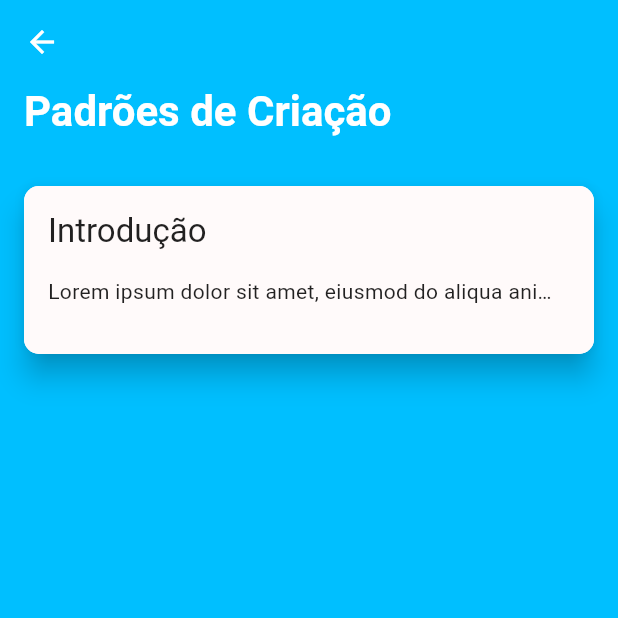
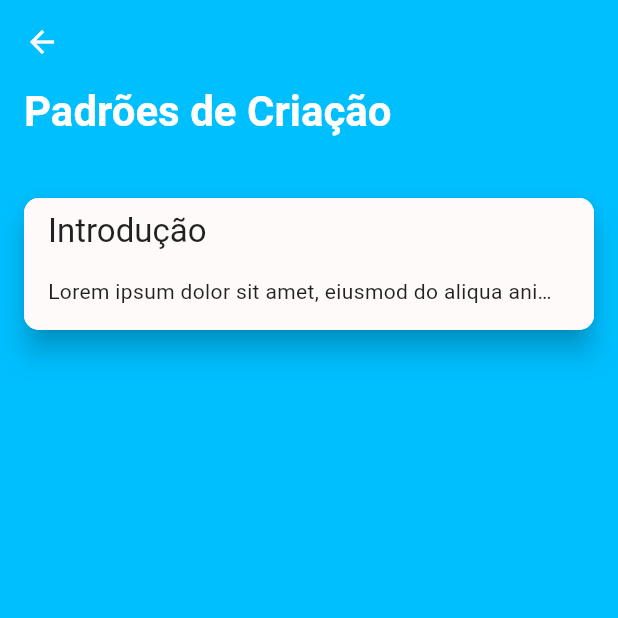
Before and after one commit to devkaio/appy, a Flutter app: the screen it shows after launch, after a tap on "Padrões de Criação", on a phone screen of 412 x 824 dp, the top half of it. Run offline on Flutter 3.47's test engine with Material 3 defaults, Android fonts, the phone set to English and light mode, and no system bars; our stand-ins replace flutter_markdown.

Commit message:
minor changes

```diff
--- a/lib/src/app.dart
+++ b/lib/src/app.dart
@@ -5,7 +5,7 @@ import 'package:flutter/material.dart';
 import 'themes.dart';
 
 class App extends StatelessWidget {
-  const App({Key? key}) : super(key: key);
+  const App({super.key});
 
   @override
   Widget build(BuildContext context) {
--- a/lib/src/pages/category/category.dart
+++ b/lib/src/pages/category/category.dart
@@ -12,16 +12,15 @@ class Category extends StatefulWidget {
   final DesignPatternCategory category;
 
   const Category({
-    Key? key,
+    super.key,
     required this.category,
-  }) : super(key: key);
+  });
 
   @override
   State<Category> createState() => _CategoryState();
 }
 
-class _CategoryState extends State<Category>
-    with SingleTickerProviderStateMixin {
+class _CategoryState extends State<Category> with SingleTickerProviderStateMixin {
   final _animationIntervalStart = 0.65;
   final _appBarHeigh = 56.0;
   late AnimationController _fadeSlideAnimationController;
@@ -43,15 +42,9 @@ class _CategoryState extends State<Category>
         () {
           setState(
             () {
-              _appBarElevation = _scrollController.offset >
-                      _scrollController.initialScrollOffset
-                  ? 4.0
-                  : 0.0;
+              _appBarElevation = _scrollController.offset > _scrollController.initialScrollOffset ? 4.0 : 0.0;
 
-              _appBarTitleOpacity = _scrollController.offset >
-                      _scrollController.initialScrollOffset + _appBarHeigh / 2
-                  ? 1.0
-                  : 0.0;
+              _appBarTitleOpacity = _scrollController.offset > _scrollController.initialScrollOffset + _appBarHeigh / 2 ? 1.0 : 0.0;
             },
           );
         },
@@ -96,10 +89,7 @@ class _CategoryState extends State<Category>
                         duration: const Duration(milliseconds: 250),
                         child: Text(
                           widget.category.title,
-                          style: Theme.of(context)
-                              .textTheme
-                              .headline5!
-                              .apply(color: Colors.white),
+                          style: Theme.of(context).textTheme.headlineSmall!.apply(color: Colors.white),
                         ),
                       ),
                       backgroundColor: Color(widget.category.color),
@@ -131,23 +121,20 @@ class _CategoryState extends State<Category>
                             end: _animationIntervalStart,
                             child: Row(
                               children: [
-                                Text(
-                                  widget.category.title,
-                                  style: Theme.of(context)
-                                      .textTheme
-                                      .headline4!
-                                      .copyWith(
-                                        color: Colors.white,
-                                        fontWeight: FontWeight.bold,
-                                      ),
+                                Flexible(
+                                  child: Text(
+                                    widget.category.title,
+                                    style: Theme.of(context).textTheme.headlineMedium!.copyWith(
+                                          color: Colors.white,
+                                          fontWeight: FontWeight.bold,
+                                        ),
+                                  ),
                                 ),
                               ],
                             ),
                           ),
                           const SizedBox(height: Constants.large),
-                          for (var i = 0;
-                              i < widget.category.patterns.length;
-                              i++)
+                          for (var i = 0; i < widget.category.patterns.length; i++)
                             FadeSlideTransition.staggered(
                               index: i,
                               controller: _fadeSlideAnimationController,
@@ -159,8 +146,7 @@ class _CategoryState extends State<Category>
                               begin: _animationIntervalStart,
                               end: 1.0,
                               child: Container(
-                                margin:
-                                    const EdgeInsets.only(top: Constants.large),
+                                margin: const EdgeInsets.only(top: Constants.large),
                                 child: DesignPatternCard(
                                   designPattern: widget.category.patterns[i],
                                 ),
--- a/lib/src/pages/category/widgets/design_pattern_card.dart
+++ b/lib/src/pages/category/widgets/design_pattern_card.dart
@@ -8,9 +8,9 @@ class DesignPatternCard extends StatelessWidget {
   final DesignPattern designPattern;
 
   const DesignPatternCard({
-    Key? key,
+    super.key,
     required this.designPattern,
-  }) : super(key: key);
+  });
 
   @override
   Widget build(BuildContext context) {
--- a/lib/src/pages/home/home.dart
+++ b/lib/src/pages/home/home.dart
@@ -7,10 +7,9 @@ import 'widgets/home_menu_card.dart';
 import 'widgets/home_menu_header.dart';
 
 class Home extends StatelessWidget {
-  final DesignPatternCategoriesRepository repository =
-      DesignPatternCategoriesRepository();
+  final DesignPatternCategoriesRepository repository = DesignPatternCategoriesRepository();
 
-  Home({Key? key}) : super(key: key);
+  Home({super.key});
 
   @override
   Widget build(BuildContext context) {
@@ -28,7 +27,7 @@ class Home extends StatelessWidget {
                 future: repository.get(),
                 initialData: const [],
                 builder: (context, snapshot) {
-                  if (snapshot.hasData) {
+                  if (snapshot.hasData && snapshot.data!.isNotEmpty) {
                     return ListView.builder(
                       shrinkWrap: true,
                       itemCount: snapshot.data!.length,
--- a/lib/src/pages/home/widgets/home_menu_card.dart
+++ b/lib/src/pages/home/widgets/home_menu_card.dart
@@ -7,9 +7,9 @@ import '../../../widgets/selection_card.dart';
 class HomeMenuCard extends StatelessWidget {
   final DesignPatternCategory category;
   const HomeMenuCard({
-    Key? key,
+    super.key,
     required this.category,
-  }) : super(key: key);
+  });
 
   @override
   Widget build(BuildContext context) {
@@ -17,15 +17,13 @@ class HomeMenuCard extends StatelessWidget {
       backgroundColor: Color(category.color),
       backgroundHeroTag: "${category.id}_background",
       contentHeader: category.title,
-      contentText: category.patterns.length > 1
-          ? '${category.patterns.length} patterns'
-          : '${category.patterns.length} pattern',
-      titleStyle: Theme.of(context).textTheme.subtitle1?.copyWith(
+      contentText: category.patterns.length > 1 ? '${category.patterns.length} patterns' : '${category.patterns.length} pattern',
+      titleStyle: Theme.of(context).textTheme.titleMedium?.copyWith(
             fontSize: Constants.mediumLarge,
             color: Colors.white,
             fontWeight: FontWeight.bold,
           ),
-      subtitleStyle: Theme.of(context).textTheme.subtitle2?.copyWith(
+      subtitleStyle: Theme.of(context).textTheme.titleSmall?.copyWith(
             fontSize: Constants.large,
             color: Colors.white,
           ),
--- a/lib/src/pages/home/widgets/home_menu_header.dart
+++ b/lib/src/pages/home/widgets/home_menu_header.dart
@@ -3,7 +3,7 @@ import 'package:flutter/material.dart';
 import '../../../constants.dart';
 
 class MainMenuHeader extends StatelessWidget {
-  const MainMenuHeader({Key? key}) : super(key: key);
+  const MainMenuHeader({super.key});
 
   @override
   Widget build(BuildContext context) {
@@ -15,17 +15,14 @@ class MainMenuHeader extends StatelessWidget {
         children: [
           Text(
             "APPY",
-            style: Theme.of(context)
-                .textTheme
-                .headline4
-                ?.copyWith(fontWeight: FontWeight.bold),
+            style: Theme.of(context).textTheme.headlineMedium?.copyWith(fontWeight: FontWeight.bold),
           ),
           const SizedBox(
             height: Constants.medium,
           ),
           Text(
             "Feito com Flutter",
-            style: Theme.of(context).textTheme.subtitle2,
+            style: Theme.of(context).textTheme.titleSmall,
           )
         ],
       ),
--- a/lib/src/themes.dart
+++ b/lib/src/themes.dart
@@ -2,7 +2,7 @@ import 'package:appy/src/constants.dart';
 import 'package:flutter/material.dart';
 
 final ThemeData lightTheme = ThemeData(
-  backgroundColor: Constants.defaultBackGroundColor,
+  colorScheme: const ColorScheme.light(background: Constants.defaultBackGroundColor),
   typography: Typography(
     englishLike: Typography.englishLike2021,
     tall: Typography.tall2021,
--- a/lib/src/widgets/coming_soon.dart
+++ b/lib/src/widgets/coming_soon.dart
@@ -2,7 +2,7 @@ import 'package:appy/src/constants.dart';
 import 'package:flutter/material.dart';
 
 class ComingSoon extends StatelessWidget {
-  const ComingSoon({Key? key}) : super(key: key);
+  const ComingSoon({super.key});
 
   @override
   Widget build(BuildContext context) {
@@ -12,8 +12,7 @@ class ComingSoon extends StatelessWidget {
       ),
       child: Text(
         'Em Breve',
-        style:
-            Theme.of(context).textTheme.headline4!.apply(color: Colors.white70),
+        style: Theme.of(context).textTheme.headlineMedium!.apply(color: Colors.white70),
       ),
     );
   }
--- a/lib/src/widgets/introduction/introduction.dart
+++ b/lib/src/widgets/introduction/introduction.dart
@@ -1,7 +1,7 @@
 import 'package:flutter/material.dart';
 
 class Introduction extends StatelessWidget {
-  const Introduction({Key? key}) : super(key: key);
+  const Introduction({super.key});
 
   @override
   Widget build(BuildContext context) {
--- a/lib/src/widgets/platform_back_button.dart
+++ b/lib/src/widgets/platform_back_button.dart
@@ -6,9 +6,9 @@ import 'package:flutter/material.dart';
 class PlatformBackButton extends StatelessWidget {
   final Color color;
   const PlatformBackButton({
-    Key? key,
+    super.key,
     required this.color,
-  }) : super(key: key);
+  });
 
   @override
   Widget build(BuildContext context) {
--- a/lib/src/widgets/selection_card.dart
+++ b/lib/src/widgets/selection_card.dart
@@ -12,7 +12,7 @@ class SelectionCard extends StatelessWidget {
   final TextStyle? subtitleStyle;
 
   SelectionCard({
-    Key? key,
+    super.key,
     required this.backgroundColor,
     required this.backgroundHeroTag,
     required this.contentText,
@@ -20,16 +20,20 @@ class SelectionCard extends StatelessWidget {
     required this.onTap,
     this.titleStyle,
     this.subtitleStyle,
-  }) : super(key: key);
+  });
 
   final _selectionCardBorderRadius = BorderRadius.circular(10.0);
-  final _selectionCardHeight = 112.0;
 
   @override
   Widget build(BuildContext context) {
     return Stack(
       children: [
-        Material(
+        Positioned(
+          left: 0,
+          right: 0,
+          bottom: 0,
+          top: Constants.medium,
+          child: Material(
             borderRadius: _selectionCardBorderRadius,
             elevation: 8.0,
             child: Hero(
@@ -39,7 +43,7 @@ class SelectionCard extends StatelessWidget {
                   color: backgroundColor,
                   borderRadius: _selectionCardBorderRadius,
                 ),
-              height: _selectionCardHeight,
+              ),
             ),
           ),
         ),
@@ -52,21 +56,25 @@ class SelectionCard extends StatelessWidget {
             onTap: onTap,
             child: Container(
               padding: const EdgeInsets.all(Constants.large),
-              height: _selectionCardHeight,
               width: double.infinity,
               child: Column(
                 crossAxisAlignment: CrossAxisAlignment.start,
                 children: [
-                  Text(
+                  Row(
+                    children: [
+                      Flexible(
+                        child: Text(
                           contentHeader,
                           style: titleStyle ?? Theme.of(context).textTheme.titleLarge,
-                    overflow: TextOverflow.ellipsis,
+                          softWrap: true,
+                        ),
+                      ),
+                    ],
                   ),
                   const SizedBox(height: Constants.large),
                   Text(
                     contentText,
-                    style:
-                        subtitleStyle ?? Theme.of(context).textTheme.bodyText2,
+                    style: subtitleStyle ?? Theme.of(context).textTheme.bodyMedium,
                     overflow: TextOverflow.ellipsis,
                   ),
                 ],
```
Also changed, not shown: lib/src/pages/design_pattern_details/design_pattern_details.dart (+9 -23 lines), lib/src/pages/design_pattern_details/widgets/design_pattern_details_header.dart (+9 -10 lines). Lines whose indentation alone changed are shown as unchanged.
